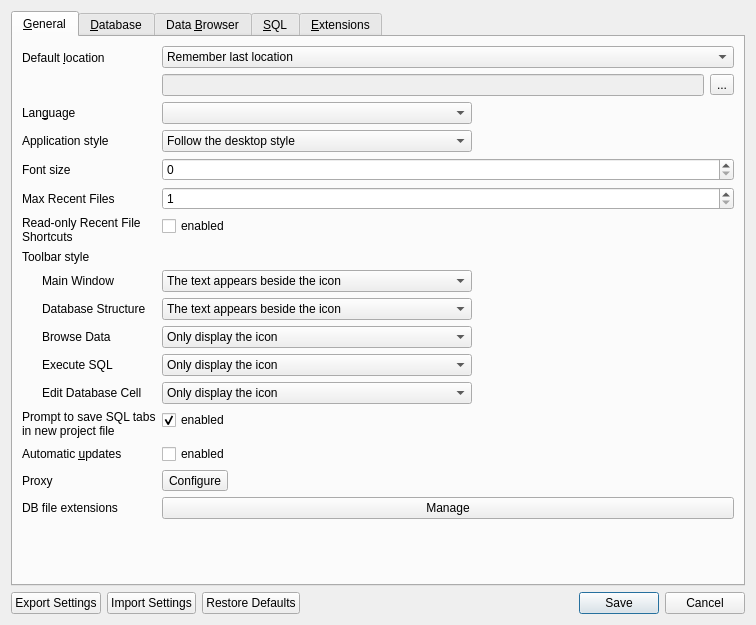
This is src/PreferencesDialog.ui in deepsidhu1313/sqlitebrowser as Qt 5 draws it before an edit. The edited form follows.
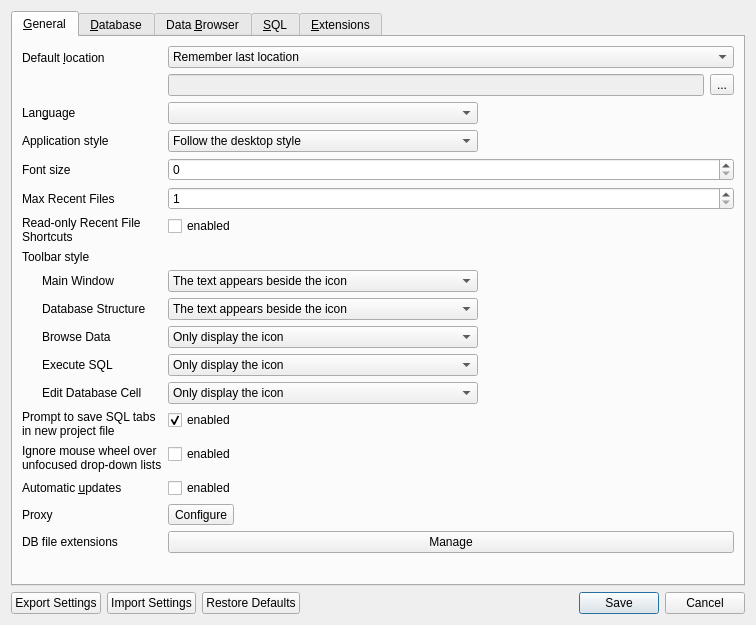
This is the edited form. Icons and pictures are not drawn. Custom widgets are drawn as their Qt base class.

Commit message: Add an option to ignore the mouse wheel over unfocused drop-down lists

What changed in the file:
```diff
--- a/src/PreferencesDialog.ui
+++ b/src/PreferencesDialog.ui
@@ -592,6 +592,27 @@
         </widget>
        </item>
        <item row="14" column="0">
+        <widget class="QLabel" name="labelComboWheelNeedsFocus">
+         <property name="text">
+          <string>Ignore mouse wheel over
+unfocused drop-down lists</string>
+         </property>
+         <property name="buddy">
+          <cstring>checkComboWheelNeedsFocus</cstring>
+         </property>
+        </widget>
+       </item>
+       <item row="14" column="1">
+        <widget class="QCheckBox" name="checkComboWheelNeedsFocus">
+         <property name="toolTip">
+          <string>If this is turned on, turning the mouse wheel over a drop-down list only changes its selection after the list has been clicked or reached with the Tab key. This avoids changing values by accident when scrolling a window with the mouse wheel.</string>
+         </property>
+         <property name="text">
+          <string>enabled</string>
+         </property>
+        </widget>
+       </item>
+       <item row="15" column="0">
         <widget class="QLabel" name="labelUpdates">
          <property name="text">
           <string>Automatic &amp;updates</string>
@@ -601,14 +622,14 @@
          </property>
         </widget>
        </item>
-       <item row="14" column="1">
+       <item row="15" column="1">
         <widget class="QCheckBox" name="checkUpdates">
          <property name="text">
           <string>enabled</string>
          </property>
         </widget>
        </item>
-       <item row="15" column="0">
+       <item row="16" column="0">
         <widget class="QLabel" name="label_29">
          <property name="text">
           <string>Proxy</string>
@@ -618,14 +639,14 @@
          </property>
         </widget>
        </item>
-       <item row="15" column="1">
+       <item row="16" column="1">
         <widget class="QToolButton" name="buttonProxy">
          <property name="text">
           <string>Configure</string>
          </property>
         </widget>
        </item>
-       <item row="16" column="0">
+       <item row="17" column="0">
         <widget class="QLabel" name="label_16">
          <property name="text">
           <string>DB file extensions</string>
@@ -635,7 +656,7 @@
          </property>
         </widget>
        </item>
-       <item row="16" column="1">
+       <item row="17" column="1">
         <widget class="QPushButton" name="buttonManageFileExtension">
          <property name="text">
           <string>Manage</string>
```
Left out of the diff: 1 changed line with no effect on the pictures. The commit also changes 10 other files.
